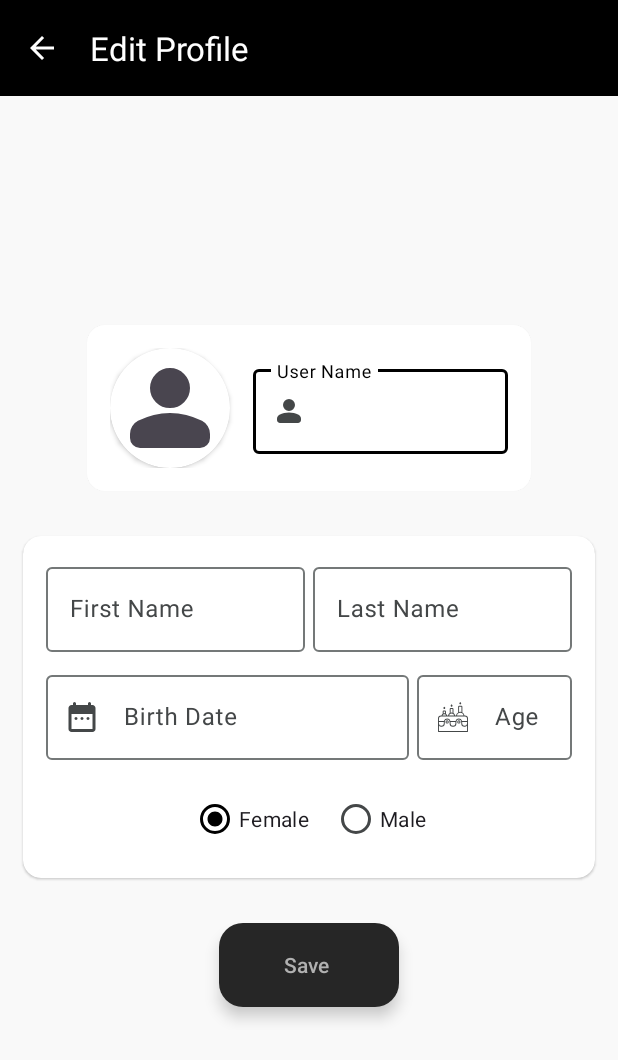
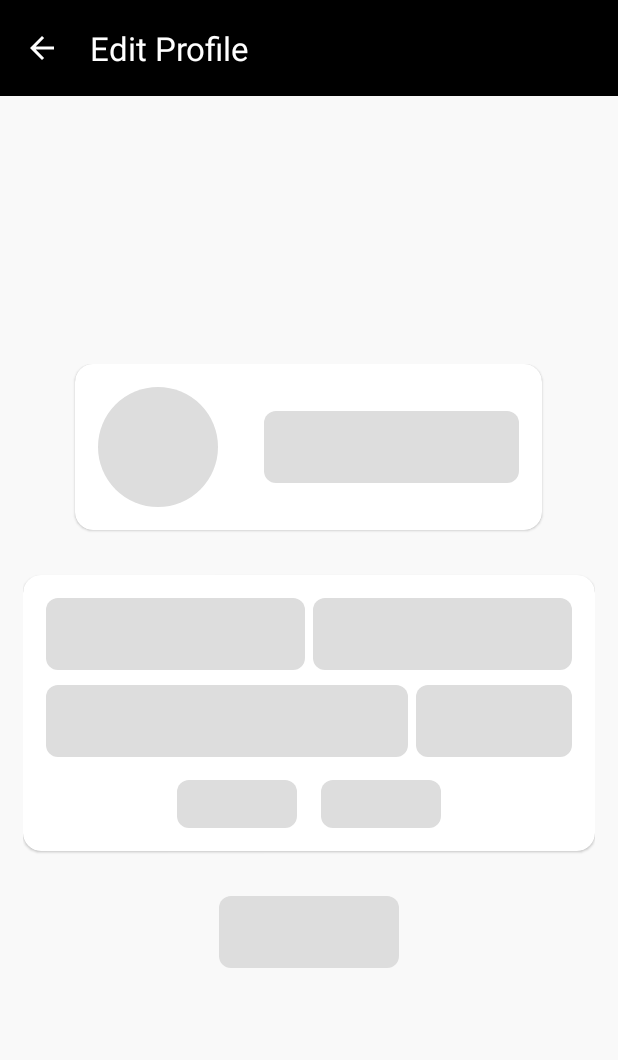
Before and after one commit to Than0s-op/ParkPilot_Business, an Android app: the layout user_register.xml on its own in the app's theme, with its tools: preview values and no code run, on a phone screen of 412 x 824 dp. Shown: the top 1060 px of the screen. Run offline under Robolectric (Android 15) with nearby library versions, the phone set to English and light mode, and no system bars.

Commit message:
shimmer effect added in user registration

```diff
--- a/app/src/main/java/com/application/parkpilotreg/activity/UserRegister.kt
+++ b/app/src/main/java/com/application/parkpilotreg/activity/UserRegister.kt
@@ -32,10 +32,13 @@ class UserRegister : AppCompatActivity() {
             }
         })[UserRegisterViewModel::class.java]
 
-        viewModel.getProfileDetails()
+        viewModel.getProfileDetails({
+            binding.shimmerLayout.shimmerLayout.visibility = View.GONE
+            binding.linearLayout.visibility = View.VISIBLE
+        })
 
         // get user details from user collection
-        viewModel.getUserDetails()
+//        viewModel.getUserDetails()
 
         binding.editTextBirthDate.setOnClickListener {
             // start and end dates format should be yyyy-mm-dd (modify this function)
@@ -55,6 +58,10 @@ class UserRegister : AppCompatActivity() {
                     viewModel.isUnique.value = true
                 }
             }
+        }
+
+        binding.topAppBar.setNavigationOnClickListener {
+            finish()
         }
 
         binding.buttonSave.setOnClickListener {
--- a/app/src/main/java/com/application/parkpilotreg/viewModel/UserRegisterViewModel.kt
+++ b/app/src/main/java/com/application/parkpilotreg/viewModel/UserRegisterViewModel.kt
@@ -51,13 +51,13 @@ class UserRegisterViewModel(context: Context) : ViewModel() {
     val photoPicker = PhotoPicker(context)
 
 
-    // it will get user detail from user collection
-    fun getUserDetails() {
-        viewModelScope.launch {
-            // call to fireStore
-            userInformation.value = userAdvance.userGet(User.UID)
-        }
-    }
+//    // it will get user detail from user collection
+//    fun getUserDetails() {
+//        viewModelScope.launch {
+//            // call to fireStore
+//
+//        }
+//    }
 
     fun isUnique(userName: String) {
         viewModelScope.launch {
@@ -65,8 +65,9 @@ class UserRegisterViewModel(context: Context) : ViewModel() {
         }
     }
 
-    fun getProfileDetails() {
+    fun getProfileDetails(onComplete: () -> Unit) {
         viewModelScope.launch {
+            userInformation.value = userAdvance.userGet(User.UID)
             val result = userBasic.getProfile(User.UID)
             if (result != null) {
                 userProfile.value =
@@ -79,6 +80,7 @@ class UserRegisterViewModel(context: Context) : ViewModel() {
                     )
                 } else userProfile.value = null
             }
+            onComplete()
         }
     }
 
--- /dev/null
+++ b/app/src/main/res/drawable/shimmer_background.xml
@@ -0,0 +1,5 @@
+<?xml version="1.0" encoding="utf-8"?>
+<shape xmlns:android="http://schemas.android.com/apk/res/android">
+    <solid android:color="#DDDDDD" />
+    <corners android:radius="8dp" />
+</shape>
--- /dev/null
+++ b/app/src/main/res/drawable/shimmer_circle_background.xml
@@ -0,0 +1,5 @@
+<?xml version="1.0" encoding="utf-8"?>
+<shape xmlns:android="http://schemas.android.com/apk/res/android"
+    android:shape="oval">
+    <solid android:color="#DDDDDD" />
+</shape>
--- /dev/null
+++ b/app/src/main/res/layout/shimmer_user_registration.xml
@@ -0,0 +1,143 @@
+<?xml version="1.0" encoding="utf-8"?>
+<LinearLayout xmlns:android="http://schemas.android.com/apk/res/android"
+    android:layout_width="match_parent"
+    android:layout_height="wrap_content"
+    xmlns:app="http://schemas.android.com/apk/res-auto"
+    android:clipToPadding="false"
+    android:gravity="center_horizontal"
+    android:orientation="vertical"
+    android:padding="15dp">
+
+    <!-- Shimmer Layout -->
+    <com.facebook.shimmer.ShimmerFrameLayout
+        android:id="@+id/shimmerLayout"
+        app:shimmer_auto_start="true"
+        app:shimmer_duration="1000"
+        android:layout_width="match_parent"
+        android:layout_height="wrap_content">
+
+        <LinearLayout
+            android:layout_width="match_parent"
+            android:layout_height="wrap_content"
+            android:divider="@drawable/empty_tall_divider"
+            android:orientation="vertical"
+            android:showDividers="middle">
+
+            <!-- First section shimmer -->
+            <com.google.android.material.card.MaterialCardView
+                style="?attr/materialCardViewElevatedStyle"
+                app:contentPadding="15dp"
+                android:layout_gravity="center"
+                android:layout_width="wrap_content"
+                android:layout_height="wrap_content">
+
+                <LinearLayout
+                    android:layout_width="match_parent"
+                    android:layout_height="wrap_content"
+                    android:layout_gravity="center_horizontal"
+                    android:divider="@drawable/empty_mid_divider"
+                    android:gravity="center"
+                    android:orientation="horizontal"
+                    android:showDividers="middle">
+
+                    <!-- Profile picture shimmer -->
+                    <View
+                        android:layout_width="80dp"
+                        android:layout_height="80dp"
+                        android:background="@drawable/shimmer_circle_background" />
+
+                    <!-- Username field shimmer -->
+                    <View
+                        android:layout_width="170dp"
+                        android:layout_height="48dp"
+                        android:layout_marginStart="15dp"
+                        android:background="@drawable/shimmer_background" />
+                </LinearLayout>
+            </com.google.android.material.card.MaterialCardView>
+
+            <!-- Second section shimmer -->
+            <com.google.android.material.card.MaterialCardView
+                style="?attr/materialCardViewElevatedStyle"
+                android:layout_width="match_parent"
+                android:layout_height="wrap_content">
+
+                <LinearLayout
+                    android:layout_width="match_parent"
+                    android:layout_height="wrap_content"
+                    android:layout_margin="15dp"
+                    android:orientation="vertical">
+
+                    <!-- First Name and Last Name shimmer -->
+                    <LinearLayout
+                        android:layout_width="match_parent"
+                        android:layout_height="wrap_content"
+                        android:orientation="horizontal">
+
+                        <View
+                            android:layout_width="0dp"
+                            android:layout_height="48dp"
+                            android:layout_marginEnd="5dp"
+                            android:layout_weight="1"
+                            android:background="@drawable/shimmer_background" />
+
+                        <View
+                            android:layout_width="0dp"
+                            android:layout_height="48dp"
+                            android:layout_weight="1"
+                            android:background="@drawable/shimmer_background" />
+                    </LinearLayout>
+
+                    <!-- Birth Date and Age shimmer -->
+                    <LinearLayout
+                        android:layout_width="match_parent"
+                        android:layout_height="wrap_content"
+                        android:layout_marginTop="10dp"
+                        android:orientation="horizontal">
+
+                        <View
+                            android:layout_width="0dp"
+                            android:layout_height="48dp"
+                            android:layout_marginEnd="5dp"
+                            android:layout_weight="0.7"
+                            android:background="@drawable/shimmer_background" />
+
+                        <View
+                            android:layout_width="0dp"
+                            android:layout_height="48dp"
+                            android:layout_weight="0.3"
+                            android:background="@drawable/shimmer_background" />
+                    </LinearLayout>
+
+                    <!-- Gender RadioGroup shimmer -->
+                    <LinearLayout
+                        android:layout_width="wrap_content"
+                        android:layout_height="wrap_content"
+                        android:layout_gravity="center_horizontal"
+                        android:layout_marginTop="15dp"
+                        android:orientation="horizontal">
+
+                        <View
+                            android:layout_width="80dp"
+                            android:layout_height="32dp"
+                            android:layout_marginEnd="16dp"
+                            android:background="@drawable/shimmer_background" />
+
+                        <View
+                            android:layout_width="80dp"
+                            android:layout_height="32dp"
+                            android:background="@drawable/shimmer_background" />
+                    </LinearLayout>
+                </LinearLayout>
+            </com.google.android.material.card.MaterialCardView>
+
+            <!-- Save button shimmer -->
+            <View
+                android:layout_width="120dp"
+                android:layout_height="48dp"
+                android:layout_gravity="center_horizontal"
+                android:background="@drawable/shimmer_background" />
+        </LinearLayout>
+
+    </com.facebook.shimmer.ShimmerFrameLayout>
+
+</LinearLayout>
--- a/app/src/main/res/layout/user_register.xml
+++ b/app/src/main/res/layout/user_register.xml
@@ -36,12 +36,24 @@
         <LinearLayout
             android:layout_width="match_parent"
             android:layout_height="wrap_content"
+            android:orientation="vertical">
+
+            <include
+                android:id="@+id/shimmerLayout"
+                layout="@layout/shimmer_user_registration"
+                android:visibility="visible" />
+
+            <LinearLayout
+                android:id="@+id/linearLayout"
+                android:layout_width="match_parent"
+                android:layout_height="wrap_content"
                 android:clipToPadding="false"
                 android:divider="@drawable/empty_tall_divider"
                 android:gravity="center_horizontal"
                 android:orientation="vertical"
                 android:padding="15dp"
-            android:showDividers="middle">
+                android:showDividers="middle"
+                android:visibility="gone">
 
                 <!-- first section user profile and name -->
 
@@ -241,6 +253,7 @@
                     app:indicatorColor="@color/black" />
 
             </LinearLayout>
+        </LinearLayout>
 
     </ScrollView>
 
```
Lines whose indentation alone changed are shown as unchanged.
